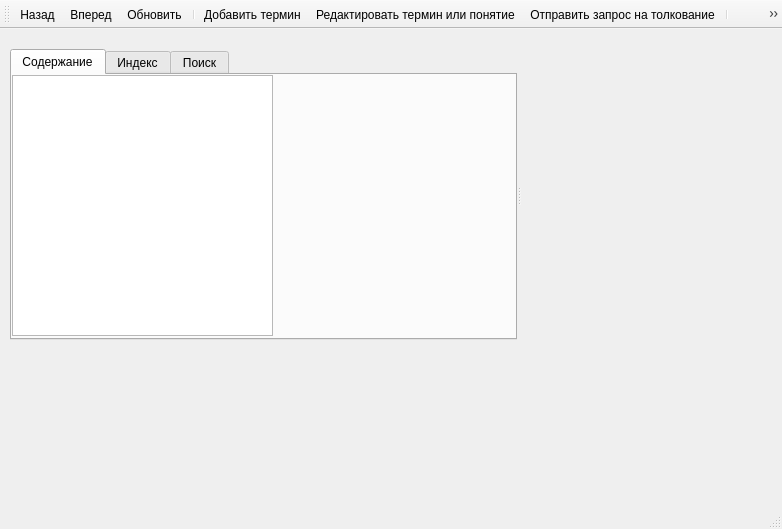
Old version of the form glossary-client/mainwindow.ui in the repository Glebka/domain-glossary.
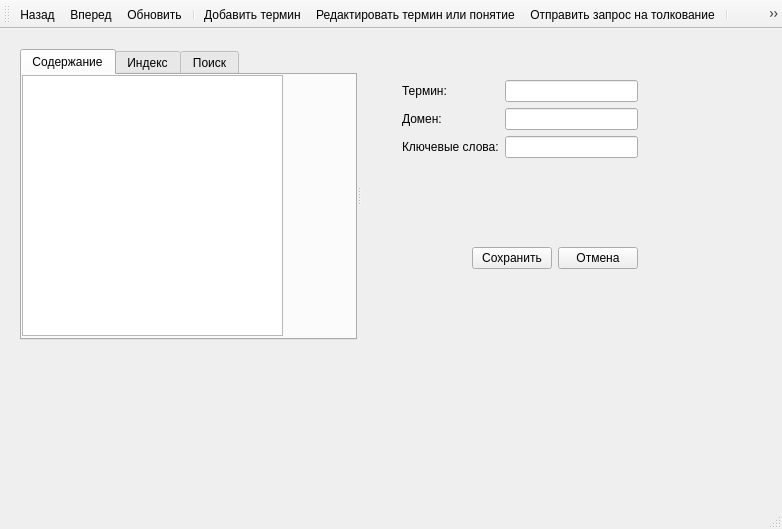
New version of the form. The open tabs and pages were chosen to show the change. Icons and pictures are not drawn. Custom widgets are drawn as their Qt base class.

What changed in the file:
```diff
--- a/glossary-client/mainwindow.ui
+++ b/glossary-client/mainwindow.ui
@@ -17,9 +17,9 @@
    <widget class="QSplitter" name="splitter">
     <property name="geometry">
      <rect>
-      <x>10</x>
+      <x>20</x>
       <y>20</y>
-      <width>511</width>
+      <width>741</width>
       <height>291</height>
      </rect>
     </property>
@@ -47,7 +47,7 @@
         </rect>
        </property>
        <property name="sortingEnabled">
-        <bool>false</bool>
+        <bool>true</bool>
        </property>
        <property name="animated">
         <bool>false</bool>
@@ -131,6 +131,12 @@
      </widget>
     </widget>
     <widget class="QStackedWidget" name="stackedWidget">
+     <property name="minimumSize">
+      <size>
+       <width>400</width>
+       <height>0</height>
+      </size>
+     </property>
      <property name="currentIndex">
       <number>0</number>
      </property>
@@ -172,7 +178,7 @@
           <item row="1" column="0">
            <widget class="QLabel" name="label_4">
             <property name="text">
-             <string>Область знаний:</string>
+             <string>Домен:</string>
             </property>
            </widget>
           </item>
@@ -197,6 +203,37 @@
         <item>
          <widget class="TextEditor" name="rtfEdit" native="true"/>
         </item>
+        <item>
+         <layout class="QHBoxLayout" name="horizontalLayout">
+          <item>
+           <spacer name="horizontalSpacer">
+            <property name="orientation">
+             <enum>Qt::Horizontal</enum>
+            </property>
+            <property name="sizeHint" stdset="0">
+             <size>
+              <width>40</width>
+              <height>20</height>
+             </size>
+            </property>
+           </spacer>
+          </item>
+          <item>
+           <widget class="QPushButton" name="cmdSave">
+            <property name="text">
+             <string>Сохранить</string>
+            </property>
+           </widget>
+          </item>
+          <item>
+           <widget class="QPushButton" name="cmdCancel">
+            <property name="text">
+             <string>Отмена</string>
+            </property>
+           </widget>
+          </item>
+         </layout>
+        </item>
        </layout>
       </widget>
      </widget>
```
Left out of the diff: 2 changed lines with no effect on the pictures.
